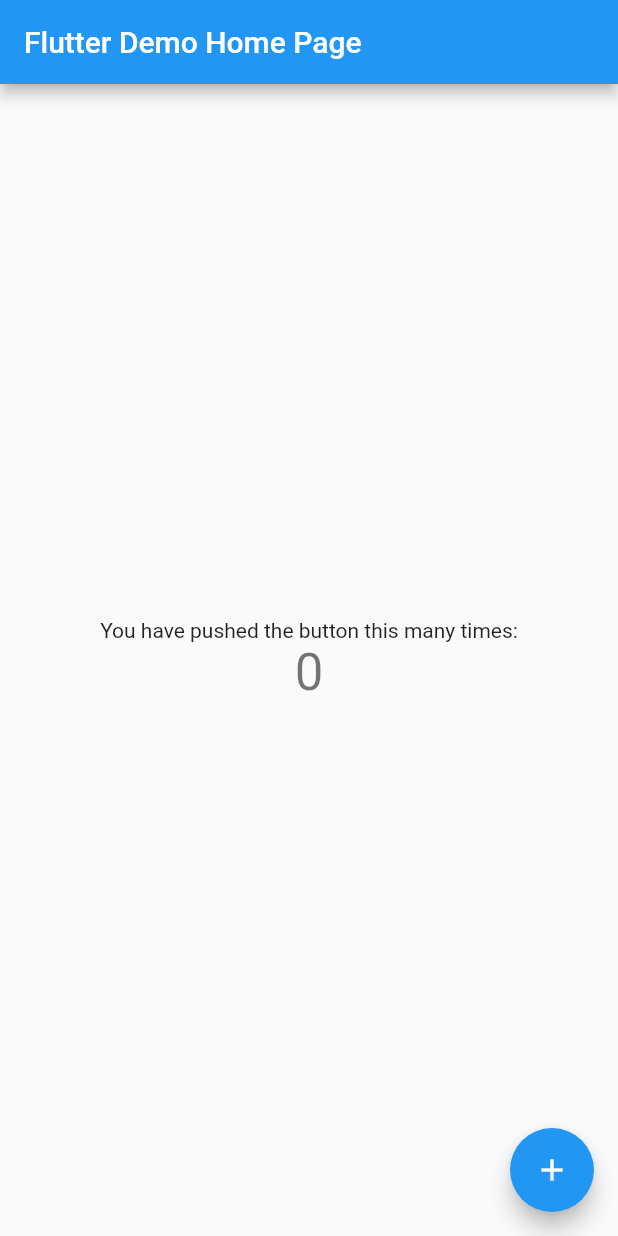
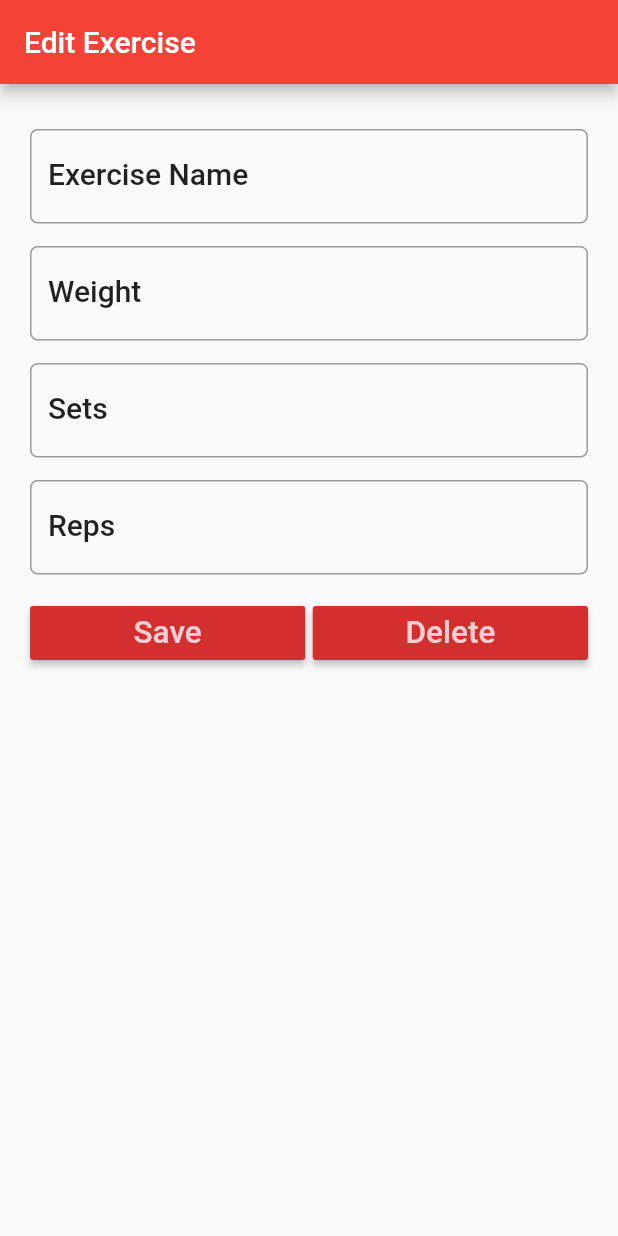
Before and after one commit to fernandeslder/Exercise-Planner-App-Flutter, a Flutter app: the screen it shows after launch, on a phone screen of 412 x 824 dp. Run offline on Flutter 3.47's test engine with Material 2 defaults, Android fonts, the phone set to English and light mode, and no system bars.

Commit message:
2nd Commit (GUI of Main and Edit Screen)

```diff
--- a/lib/main.dart
+++ b/lib/main.dart
@@ -1,4 +1,6 @@
 import 'package:flutter/material.dart';
+import 'package:exercise_planner_flutter/screens/exercise_list.dart';
+import 'package:exercise_planner_flutter/screens/exercise_detail.dart';
 
 void main() {
   runApp(MyApp());
@@ -9,109 +11,12 @@ class MyApp extends StatelessWidget {
   @override
   Widget build(BuildContext context) {
     return MaterialApp(
-      title: 'Flutter Demo',
+      title: "Exercise Planner App",
+      debugShowCheckedModeBanner: false,
       theme: ThemeData(
-        // This is the theme of your application.
-        //
-        // Try running your application with "flutter run". You'll see the
-        // application has a blue toolbar. Then, without quitting the app, try
-        // changing the primarySwatch below to Colors.green and then invoke
-        // "hot reload" (press "r" in the console where you ran "flutter run",
-        // or simply save your changes to "hot reload" in a Flutter IDE).
-        // Notice that the counter didn't reset back to zero; the application
-        // is not restarted.
-        primarySwatch: Colors.blue,
-        // This makes the visual density adapt to the platform that you run
-        // the app on. For desktop platforms, the controls will be smaller and
-        // closer together (more dense) than on mobile platforms.
-        visualDensity: VisualDensity.adaptivePlatformDensity,
+        primarySwatch: Colors.red,
       ),
-      home: MyHomePage(title: 'Flutter Demo Home Page'),
+      home: ExerciseDetail(),
     );
   }
 }
-
-class MyHomePage extends StatefulWidget {
-  MyHomePage({Key key, this.title}) : super(key: key);
-
-  // This widget is the home page of your application. It is stateful, meaning
-  // that it has a State object (defined below) that contains fields that affect
-  // how it looks.
-
-  // This class is the configuration for the state. It holds the values (in this
-  // case the title) provided by the parent (in this case the App widget) and
-  // used by the build method of the State. Fields in a Widget subclass are
-  // always marked "final".
-
-  final String title;
-
-  @override
-  _MyHomePageState createState() => _MyHomePageState();
-}
-
-class _MyHomePageState extends State<MyHomePage> {
-  int _counter = 0;
-
-  void _incrementCounter() {
-    setState(() {
-      // This call to setState tells the Flutter framework that something has
-      // changed in this State, which causes it to rerun the build method below
-      // so that the display can reflect the updated values. If we changed
-      // _counter without calling setState(), then the build method would not be
-      // called again, and so nothing would appear to happen.
-      _counter++;
-    });
-  }
-
-  @override
-  Widget build(BuildContext context) {
-    // This method is rerun every time setState is called, for instance as done
-    // by the _incrementCounter method above.
-    //
-    // The Flutter framework has been optimized to make rerunning build methods
-    // fast, so that you can just rebuild anything that needs updating rather
-    // than having to individually change instances of widgets.
-    return Scaffold(
-      appBar: AppBar(
-        // Here we take the value from the MyHomePage object that was created by
-        // the App.build method, and use it to set our appbar title.
-        title: Text(widget.title),
-      ),
-      body: Center(
-        // Center is a layout widget. It takes a single child and positions it
-        // in the middle of the parent.
-        child: Column(
-          // Column is also a layout widget. It takes a list of children and
-          // arranges them vertically. By default, it sizes itself to fit its
-          // children horizontally, and tries to be as tall as its parent.
-          //
-          // Invoke "debug painting" (press "p" in the console, choose the
-          // "Toggle Debug Paint" action from the Flutter Inspector in Android
-          // Studio, or the "Toggle Debug Paint" command in Visual Studio Code)
-          // to see the wireframe for each widget.
-          //
-          // Column has various properties to control how it sizes itself and
-          // how it positions its children. Here we use mainAxisAlignment to
-          // center the children vertically; the main axis here is the vertical
-          // axis because Columns are vertical (the cross axis would be
-          // horizontal).
-          mainAxisAlignment: MainAxisAlignment.center,
-          children: <Widget>[
-            Text(
-              'You have pushed the button this many times:',
-            ),
-            Text(
-              '$_counter',
-              style: Theme.of(context).textTheme.headline4,
-            ),
-          ],
-        ),
-      ),
-      floatingActionButton: FloatingActionButton(
-        onPressed: _incrementCounter,
-        tooltip: 'Increment',
-        child: Icon(Icons.add),
-      ), // This trailing comma makes auto-formatting nicer for build methods.
-    );
-  }
-}
--- /dev/null
+++ b/lib/screens/exercise_detail.dart
@@ -0,0 +1,158 @@
+import 'package:flutter/material.dart';
+
+class ExerciseDetail extends StatefulWidget {
+  @override
+  _ExerciseDetailState createState() => _ExerciseDetailState();
+}
+
+class _ExerciseDetailState extends State<ExerciseDetail> {
+
+  TextEditingController nameController = TextEditingController();
+  TextEditingController weightController = TextEditingController();
+  TextEditingController setsController = TextEditingController();
+  TextEditingController repsController = TextEditingController();
+
+  @override
+  Widget build(BuildContext context) {
+
+    TextStyle textStyle = Theme.of(context).textTheme.headline6;
+
+    return Scaffold(
+      appBar: AppBar(
+        title: Text("Edit Exercise"),
+      ),
+
+      body: Padding(
+        padding: EdgeInsets.only(top: 15.0, left: 10.0, right: 10.0),
+        child: ListView(
+          children: <Widget>[
+
+            //Exercise Name ====================
+            Padding(
+              padding: EdgeInsets.only(top: 15, left: 10, right: 10),
+              child: TextField(
+                controller: nameController,
+                style: textStyle,
+                onChanged: (value){
+                  debugPrint("name TextField");
+                },
+                decoration: InputDecoration(
+                  labelText: "Exercise Name",
+                  labelStyle: textStyle,
+                  border: OutlineInputBorder(
+                    borderRadius: BorderRadius.circular(5),
+                  ),
+                ),
+              ),
+            ),
+
+            //Weight ====================
+            Padding(
+              padding: EdgeInsets.only(top: 15, left: 10, right: 10),
+              child: TextField(
+                controller: weightController,
+                style: textStyle,
+                onChanged: (value){
+                  debugPrint("weight TextField");
+                },
+                decoration: InputDecoration(
+                  labelText: "Weight",
+                  labelStyle: textStyle,
+                  border: OutlineInputBorder(
+                    borderRadius: BorderRadius.circular(5),
+                  ),
+                ),
+              ),
+            ),
+
+            //Sets ====================
+            Padding(
+              padding: EdgeInsets.only(top: 15, left: 10, right: 10),
+              child: TextField(
+                controller: setsController,
+                style: textStyle,
+                onChanged: (value){
+                  debugPrint("sets TextField");
+                },
+                decoration: InputDecoration(
+                  labelText: "Sets",
+                  labelStyle: textStyle,
+                  border: OutlineInputBorder(
+                    borderRadius: BorderRadius.circular(5),
+                  ),
+                ),
+              ),
+            ),
+
+            //Reps ====================
+            Padding(
+              padding: EdgeInsets.only(top: 15, left: 10, right: 10),
+              child: TextField(
+                controller: repsController,
+                style: textStyle,
+                onChanged: (value){
+                  debugPrint("reps TextField");
+                },
+                decoration: InputDecoration(
+                  labelText: "Reps",
+                  labelStyle: textStyle,
+                  border: OutlineInputBorder(
+                    borderRadius: BorderRadius.circular(5),
+                  ),
+                ),
+              ),
+            ),
+
+            //Save and Delete ====================
+            Padding(
+              padding: EdgeInsets.only(top: 15, left: 10, right: 10),
+              child: Row(
+                children: <Widget>[
+
+                  //Save
+                  Expanded(
+                    child: RaisedButton(
+                      color: Theme.of(context).primaryColorDark,
+                      textColor: Theme.of(context).primaryColorLight,
+                      child: Text(
+                        "Save",
+                        textScaleFactor: 1.5,
+                      ),
+                      onPressed: () {
+                        setState(() {
+                          debugPrint("SaveButton");
+                        });
+                      },
+                    ),
+                  ),
+
+                  Container(width: 5,),
+
+                  //Delete
+                  Expanded(
+                    child: RaisedButton(
+                      color: Theme.of(context).primaryColorDark,
+                      textColor: Theme.of(context).primaryColorLight,
+                      child: Text(
+                        "Delete",
+                        textScaleFactor: 1.5,
+                      ),
+                      onPressed: () {
+                        setState(() {
+                          debugPrint("DeleteButton");
+                        });
+                      },
+                    ),
+                  ),
+
+                ],
+              )
+            ),
+
+          ],
+        ),
+      ),
+
+    );
+  }
+}
--- /dev/null
+++ b/lib/screens/exercise_list.dart
@@ -0,0 +1,54 @@
+import 'package:flutter/material.dart';
+
+class ExerciseList extends StatefulWidget {
+  @override
+  _ExerciseListState createState() => _ExerciseListState();
+}
+
+class _ExerciseListState extends State<ExerciseList> {
+
+  int count = 0;
+
+
+  @override
+  Widget build(BuildContext context) {
+    return Scaffold(
+      appBar: AppBar(
+        title: Text("Exercise Planner"),
+      ),
+
+      body: getExerciseListView(),
+
+      floatingActionButton: FloatingActionButton(
+        child: Icon(Icons.add),
+        onPressed: () {
+          debugPrint("HelloActionButton");
+        },
+      ),
+    );
+  }
+
+  ListView getExerciseListView() {
+    TextStyle titleStyle = Theme.of(context).textTheme.subtitle1;
+    return ListView.builder(
+        itemCount: count,
+      itemBuilder: (BuildContext context, int position){
+          return Card(
+            color: Colors.white,
+            child : ListTile(
+              leading: CircleAvatar(
+                child: Icon(Icons.fitness_center),
+              ),
+
+              title: Text("Dummy Title", style: titleStyle),
+              subtitle: Text("Dummy Date"),
+              trailing: Icon(Icons.check, color: Colors.black,),
+            onTap: () {
+                debugPrint("HelloExer");
+            },
+            )
+          );
+      },
+    );
+  }
+}
```
